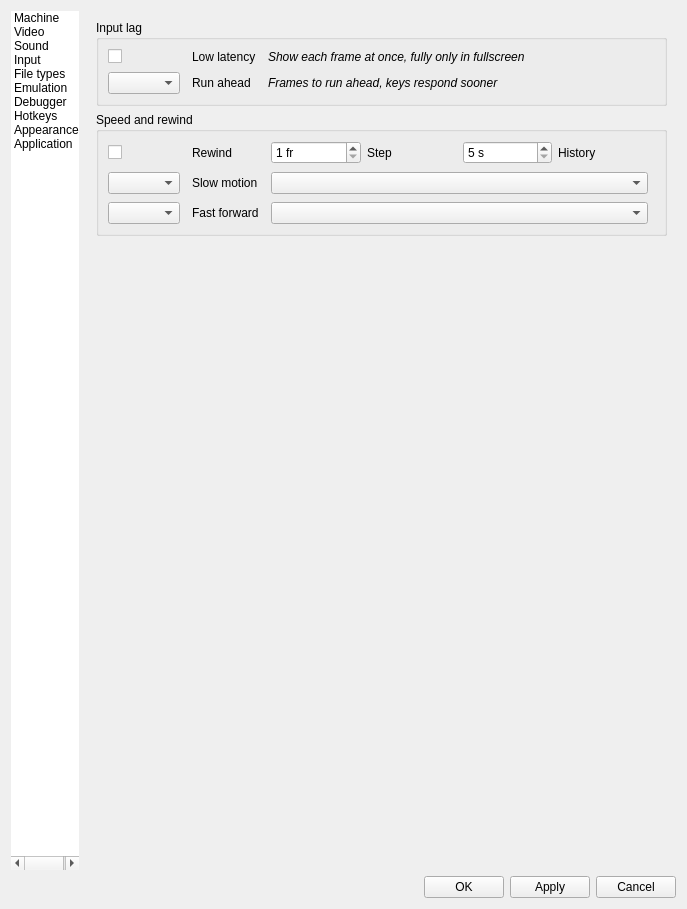
Old version of the form ui/setupwin.ui in the repository Volutar/xpeccy-plus.
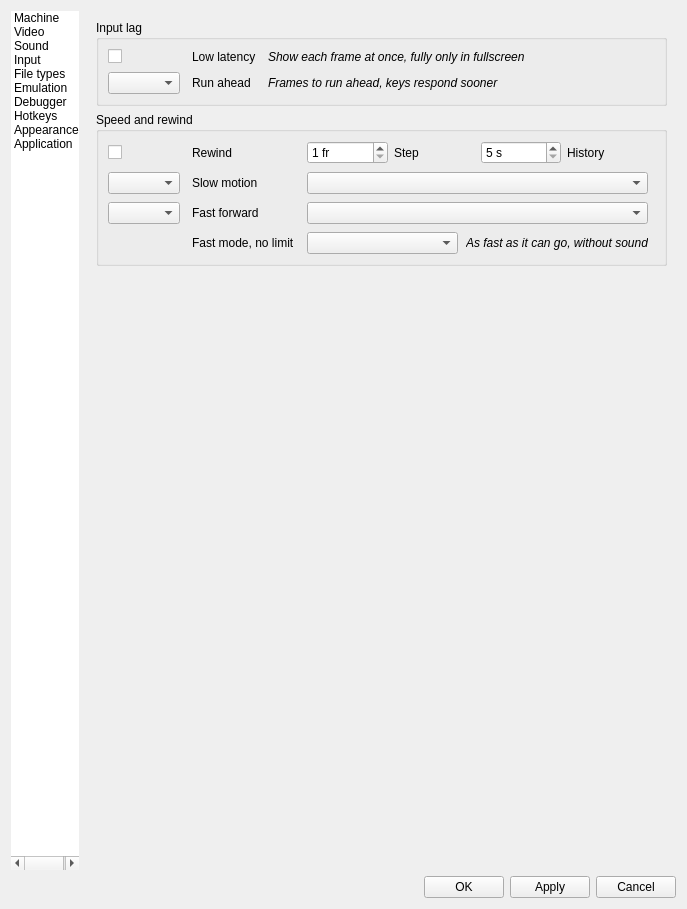
New version of the form. The open tabs and pages were chosen to show the change. Icons and pictures are not drawn. Custom widgets are drawn as their Qt base class.

What changed in the file:
```diff
--- a/ui/setupwin.ui
+++ b/ui/setupwin.ui
@@ -2839,6 +2839,54 @@
                   </item>
                  </layout>
                 </item>
+                <item row="3" column="1">
+                 <widget class="QLabel" name="labFast">
+                  <property name="toolTip">
+                   <string>Not Fast forward, which keeps its speed and sound</string>
+                  </property>
+                  <property name="text">
+                   <string>Fast mode, no limit</string>
+                  </property>
+                  <property name="buddy">
+                   <cstring>cbFastKey</cstring>
+                  </property>
+                 </widget>
+                </item>
+                <item row="3" column="2">
+                 <layout class="QHBoxLayout" name="hlFast">
+                  <property name="spacing">
+                   <number>8</number>
+                  </property>
+                  <item>
+                   <widget class="QComboBox" name="cbFastKey">
+                    <property name="toolTip">
+                     <string>Toggle: a press of the key switches it on and off.
+Hold: on while the key is held.
+Tap or hold: a tap switches it, a longer press holds it</string>
+                    </property>
+                   </widget>
+                  </item>
+                  <item>
+                   <widget class="QLabel" name="labFastHint">
+                    <property name="font">
+                     <font>
+                      <italic>true</italic>
+                     </font>
+                    </property>
+                    <property name="text">
+                     <string>As fast as it can go, without sound</string>
+                    </property>
+                   </widget>
+                  </item>
+                  <item>
+                   <spacer name="hlFast_sp">
+                    <property name="orientation">
+                     <enum>Qt::Horizontal</enum>
+                    </property>
+                   </spacer>
+                  </item>
+                 </layout>
+                </item>
                </layout>
               </widget>
              </item>
```
Left out of the diff: 6 changed lines with no effect on the pictures.
